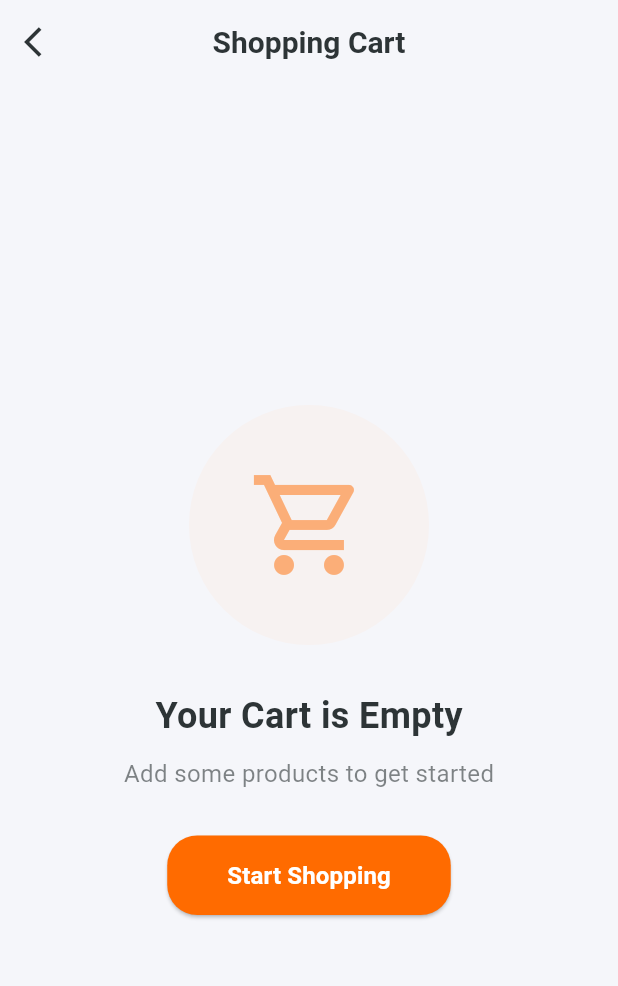
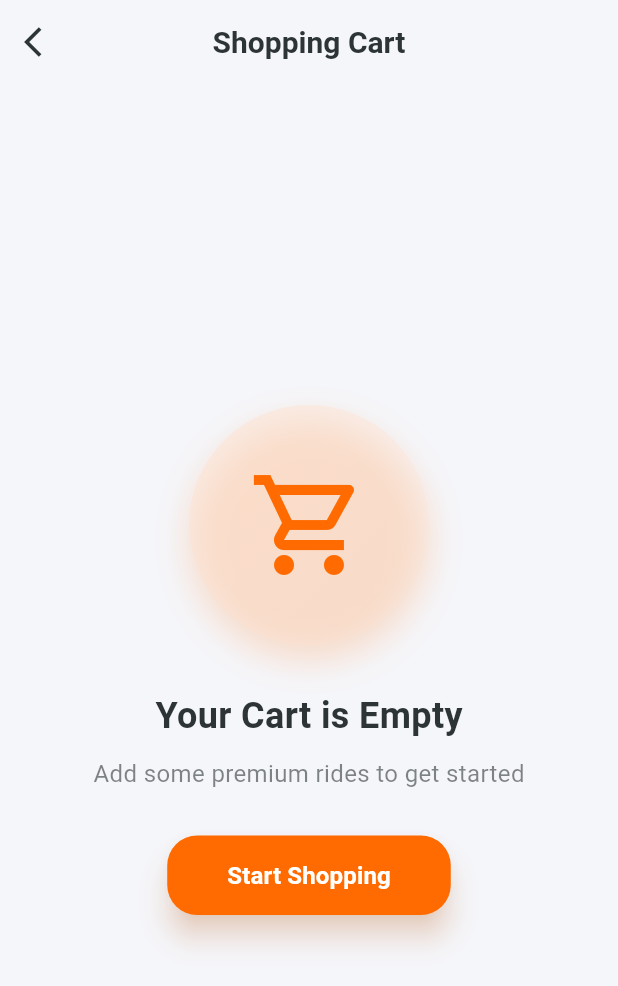
Before and after one commit to attaurrehmanhaji/Login-Signup-Screen, a Flutter app: the Home screen opened directly, after a tap on an icon or button, on a phone screen of 412 x 824 dp. Shown: the top 986 px of the screen. Run offline on Flutter 3.47's test engine with Material 3 defaults, Android fonts, the phone set to English and light mode, and no system bars; our stand-ins replace badges, flutter_screenutil, flutter_slidable, shared_preferences; accounts and stored records are empty.

Commit message:
code update

```diff
--- a/lib/src/features/cart/cart_screen.dart
+++ b/lib/src/features/cart/cart_screen.dart
@@ -74,13 +74,27 @@ class CartScreen extends StatelessWidget {
           Container(
             padding: EdgeInsets.all(40),
             decoration: BoxDecoration(
-              color: AppColors.lightOrangeColor.withOpacity(0.2),
+              gradient: LinearGradient(
+                colors: [
+                  AppColors.lightOrangeColor.withOpacity(0.5),
+                  AppColors.lightOrangeColor.withOpacity(0.1),
+                ],
+                begin: Alignment.topLeft,
+                end: Alignment.bottomRight,
+              ),
               shape: BoxShape.circle,
+              boxShadow: [
+                BoxShadow(
+                  color: AppColors.orangeColor.withOpacity(0.2),
+                  blurRadius: 20,
+                  offset: Offset(0, 10),
+                ),
+              ],
             ),
             child: Icon(
               Icons.shopping_cart_outlined,
               size: 80,
-              color: AppColors.orangeColor.withOpacity(0.5),
+              color: AppColors.orangeColor,
             ),
           ),
           SizedBox(height: 30),
@@ -94,7 +108,7 @@ class CartScreen extends StatelessWidget {
           ),
           SizedBox(height: 10),
           Text(
-            'Add some products to get started',
+            'Add some premium rides to get started',
             style: TextStyle(
               color: AppColors.grayColor.withOpacity(0.6),
               fontSize: 16,
@@ -109,6 +123,8 @@ class CartScreen extends StatelessWidget {
               shape: RoundedRectangleBorder(
                 borderRadius: BorderRadius.circular(20),
               ),
+              elevation: 8,
+              shadowColor: AppColors.orangeColor.withOpacity(0.4),
             ),
             child: Text(
               'Start Shopping',
--- a/lib/src/features/home/home.dart
+++ b/lib/src/features/home/home.dart
@@ -8,6 +8,7 @@ import 'package:provider/provider.dart';
 import 'package:badges/badges.dart' as badges;
 import '../cart/cart_screen.dart';
 import '../../providers/cart_provider.dart';
+import 'widgets/product_skeleton.dart';
 
 class Home extends StatefulWidget {
   const Home({super.key});
@@ -97,15 +98,24 @@ class _HomeState extends State<Home> with SingleTickerProviderStateMixin {
   String selectedCategory = 'All';
   String searchQuery = '';
   late AnimationController _animationController;
+  bool _isLoading = true;
 
   @override
   void initState() {
     super.initState();
     _animationController = AnimationController(
       vsync: this,
-      duration: Duration(milliseconds: 300),
+      duration: const Duration(milliseconds: 300),
     );
-    _animationController.forward();
+    _simulateLoading();
+  }
+
+  Future<void> _simulateLoading() async {
+    // Simulate network delay for premium feeling
+    await Future.delayed(Duration(seconds: 3));
+    if (mounted) {
+      setState(() => _isLoading = false);
+    }
   }
 
   @override
@@ -323,13 +333,32 @@ class _HomeState extends State<Home> with SingleTickerProviderStateMixin {
             SizedBox(height: 15),
             // Car Grid
             Expanded(
-              child: AnimatedBuilder(
+              child: _isLoading
+                  ? GridView.builder(
+                      padding: EdgeInsets.symmetric(
+                        horizontal: 20,
+                        vertical: 10,
+                      ),
+                      gridDelegate: SliverGridDelegateWithFixedCrossAxisCount(
+                        childAspectRatio: 0.65,
+                        mainAxisSpacing: 20,
+                        crossAxisSpacing: 20,
+                        crossAxisCount: 2,
+                      ),
+                      itemCount: 6,
+                      itemBuilder: (context, index) => ProductSkeleton(),
+                    )
+                  : AnimatedBuilder(
                       animation: _animationController,
                       builder: (context, child) {
                         return GridView.builder(
-                    padding: EdgeInsets.symmetric(horizontal: 20, vertical: 10),
-                    gridDelegate: SliverGridDelegateWithFixedCrossAxisCount(
-                      childAspectRatio: 0.65, // Safer for overflow
+                          padding: EdgeInsets.symmetric(
+                            horizontal: 20,
+                            vertical: 10,
+                          ),
+                          gridDelegate:
+                              SliverGridDelegateWithFixedCrossAxisCount(
+                                childAspectRatio: 0.65,
                                 mainAxisSpacing: 20,
                                 crossAxisSpacing: 20,
                                 crossAxisCount: 2,
--- /dev/null
+++ b/lib/src/features/home/widgets/product_skeleton.dart
@@ -0,0 +1,75 @@
+import 'package:flutter/material.dart';
+import '../../../core/constants/appColors.dart';
+import '../../../shared/widgets/shimmer_loading.dart';
+
+class ProductSkeleton extends StatelessWidget {
+  const ProductSkeleton({super.key});
+
+  @override
+  Widget build(BuildContext context) {
+    return ShimmerLoading(
+      isLoading: true,
+      child: Container(
+        decoration: BoxDecoration(
+          color: Colors.white,
+          borderRadius: BorderRadius.circular(20),
+          boxShadow: [
+            BoxShadow(
+              color: AppColors.shadowLight,
+              blurRadius: 10,
+              offset: Offset(0, 5),
+            ),
+          ],
+        ),
+        child: Column(
+          crossAxisAlignment: CrossAxisAlignment.start,
+          children: [
+            // Image Skeleton
+            Expanded(
+              flex: 5,
+              child: Padding(
+                padding: const EdgeInsets.all(8.0),
+                child: SkeletonElement(
+                  width: double.infinity,
+                  height: double.infinity,
+                  borderRadius: 15,
+                ),
+              ),
+            ),
+            // Details Skeleton
+            Expanded(
+              flex: 4,
+              child: Padding(
+                padding: const EdgeInsets.all(12.0),
+                child: Column(
+                  crossAxisAlignment: CrossAxisAlignment.start,
+                  mainAxisAlignment: MainAxisAlignment.spaceBetween,
+                  children: [
+                    // Brand
+                    SkeletonElement(width: 60, height: 12),
+                    SizedBox(height: 4),
+                    // Name
+                    SkeletonElement(width: 100, height: 16),
+                    SizedBox(height: 8),
+                    // Price and Button
+                    Row(
+                      mainAxisAlignment: MainAxisAlignment.spaceBetween,
+                      children: [
+                        SkeletonElement(width: 50, height: 18),
+                        SkeletonElement(
+                          width: 35,
+                          height: 35,
+                          borderRadius: 12,
+                        ),
+                      ],
+                    ),
+                  ],
+                ),
+              ),
+            ),
+          ],
+        ),
+      ),
+    );
+  }
+}
--- /dev/null
+++ b/lib/src/shared/widgets/shimmer_loading.dart
@@ -0,0 +1,91 @@
+import 'package:flutter/material.dart';
+
+class ShimmerLoading extends StatefulWidget {
+  final Widget child;
+  final bool isLoading;
+
+  const ShimmerLoading({
+    super.key,
+    required this.child,
+    required this.isLoading,
+  });
+
+  @override
+  State<ShimmerLoading> createState() => _ShimmerLoadingState();
+}
+
+class _ShimmerLoadingState extends State<ShimmerLoading>
+    with SingleTickerProviderStateMixin {
+  late AnimationController _controller;
+  late Animation<double> _animation;
+
+  @override
+  void initState() {
+    super.initState();
+    _controller = AnimationController(
+      vsync: this,
+      duration: const Duration(milliseconds: 1500),
+    )..repeat();
+
+    _animation = Tween<double>(begin: -2, end: 2).animate(
+      CurvedAnimation(parent: _controller, curve: Curves.easeInOutSine),
+    );
+  }
+
+  @override
+  void dispose() {
+    _controller.dispose();
+    super.dispose();
+  }
+
+  @override
+  Widget build(BuildContext context) {
+    if (!widget.isLoading) {
+      return widget.child;
+    }
+
+    return AnimatedBuilder(
+      animation: _animation,
+      builder: (context, child) {
+        return ShaderMask(
+          blendMode: BlendMode.srcATop,
+          shaderCallback: (bounds) {
+            return LinearGradient(
+              begin: Alignment(_animation.value - 1, 0),
+              end: Alignment(_animation.value + 1, 0),
+              colors: [Color(0xFFEBEBF4), Color(0xFFF4F4F4), Color(0xFFEBEBF4)],
+              stops: const [0.1, 0.3, 0.4],
+            ).createShader(bounds);
+          },
+          child: widget.child,
+        );
+      },
+      child: widget.child,
+    );
+  }
+}
+
+class SkeletonElement extends StatelessWidget {
+  final double width;
+  final double height;
+  final double borderRadius;
+
+  const SkeletonElement({
+    super.key,
+    required this.width,
+    required this.height,
+    this.borderRadius = 8,
+  });
+
+  @override
+  Widget build(BuildContext context) {
+    return Container(
+      width: width,
+      height: height,
+      decoration: BoxDecoration(
+        color: Colors.black.withOpacity(0.04),
+        borderRadius: BorderRadius.circular(borderRadius),
+      ),
+    );
+  }
+}
```
Also changed, not shown: lib/src/features/cart/widgets/cart_item_widget.dart (+8 -1 lines), lib/src/features/checkout/checkout_screen.dart (+54 -6 lines), lib/src/features/favorites/favorites_screen.dart (+19 -3 lines), lib/src/features/orders/orders_screen.dart (+74 -20 lines). Lines whose indentation alone changed are shown as unchanged.
